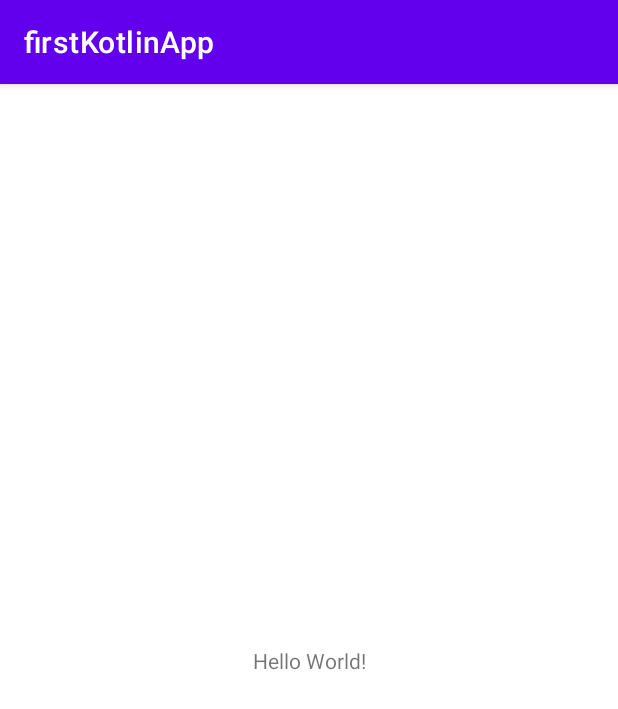
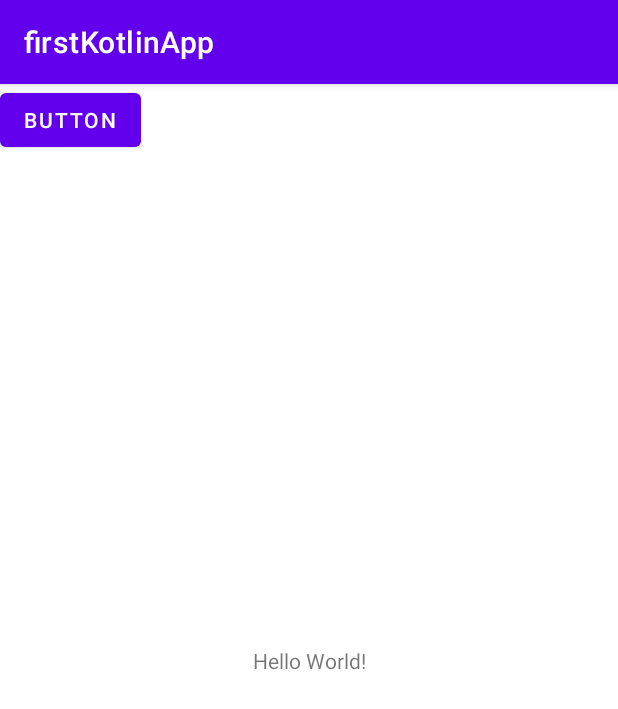
Before and after one commit to rudxo93/Kotlin_v1, an Android app: the screen it shows after launch (MainActivity), on a phone screen of 412 x 824 dp. Shown: the top 709 px of the screen. Run offline under Robolectric (Android 15) with nearby library versions, the phone set to English and light mode, and no system bars.

```diff
--- a/app/src/main/java/com/example/firstkotlinapp/MainActivity.kt
+++ b/app/src/main/java/com/example/firstkotlinapp/MainActivity.kt
@@ -2,10 +2,24 @@ package com.example.firstkotlinapp
 
 import androidx.appcompat.app.AppCompatActivity
 import android.os.Bundle
+import android.widget.Button
 
 class MainActivity : AppCompatActivity() {
+
     override fun onCreate(savedInstanceState: Bundle?) {
         super.onCreate(savedInstanceState)
         setContentView(R.layout.activity_main)
+
+        val btn_event = findViewById<Button>(R.id.button)
+
+        btn_event.setOnClickListener(){
+
+        }
+
+        // 버튼에 람다식을 사용 할 수 있다.
+        // 1. Kotlin interfave가 아닌 자바 인터페이스여야 한다.
+        // 2. 그 인터페이스는 딱 하나의 메소드만 가져야 한다.
+
     }
+
 }
--- a/app/src/main/res/layout/activity_main.xml
+++ b/app/src/main/res/layout/activity_main.xml
@@ -1,5 +1,6 @@
 <?xml version="1.0" encoding="utf-8"?>
-<androidx.constraintlayout.widget.ConstraintLayout xmlns:android="http://schemas.android.com/apk/res/android"
+<androidx.constraintlayout.widget.ConstraintLayout
+    xmlns:android="http://schemas.android.com/apk/res/android"
     xmlns:app="http://schemas.android.com/apk/res-auto"
     xmlns:tools="http://schemas.android.com/tools"
     android:layout_width="match_parent"
@@ -7,6 +8,7 @@
     tools:context=".MainActivity">
 
     <TextView
+        android:id="@+id/textView"
         android:layout_width="wrap_content"
         android:layout_height="wrap_content"
         android:text="Hello World!"
@@ -15,4 +17,12 @@
         app:layout_constraintRight_toRightOf="parent"
         app:layout_constraintTop_toTopOf="parent" />
 
+    <Button
+        android:id="@+id/button"
+        android:layout_width="wrap_content"
+        android:layout_height="wrap_content"
+        android:text="Button"
+        tools:layout_editor_absoluteX="82dp"
+        tools:layout_editor_absoluteY="114dp" />
+
 </androidx.constraintlayout.widget.ConstraintLayout>
```
Also changed, not shown: app/src/main/java/com/example/firstkotlinapp/kotlinpractice.kt (added, +86 -0 lines).
